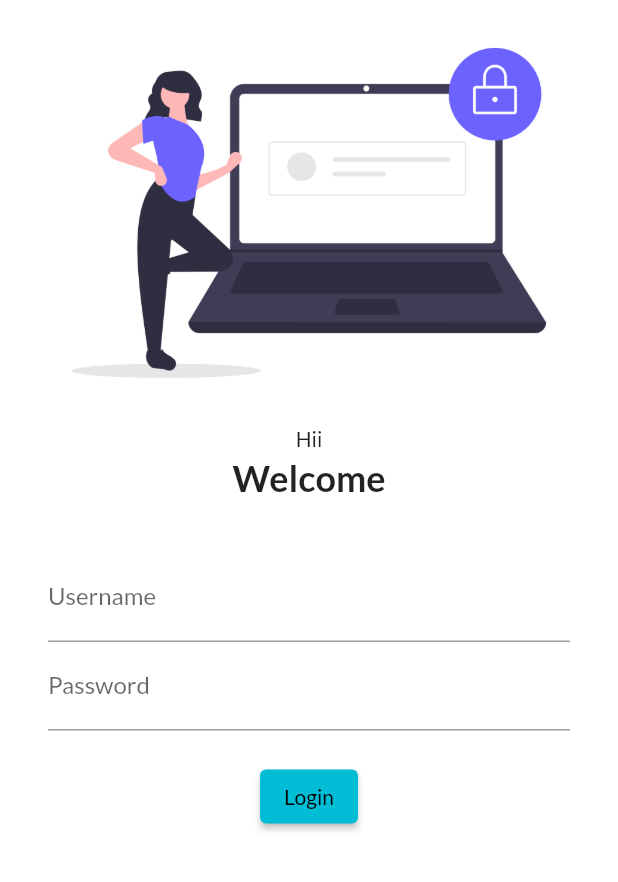
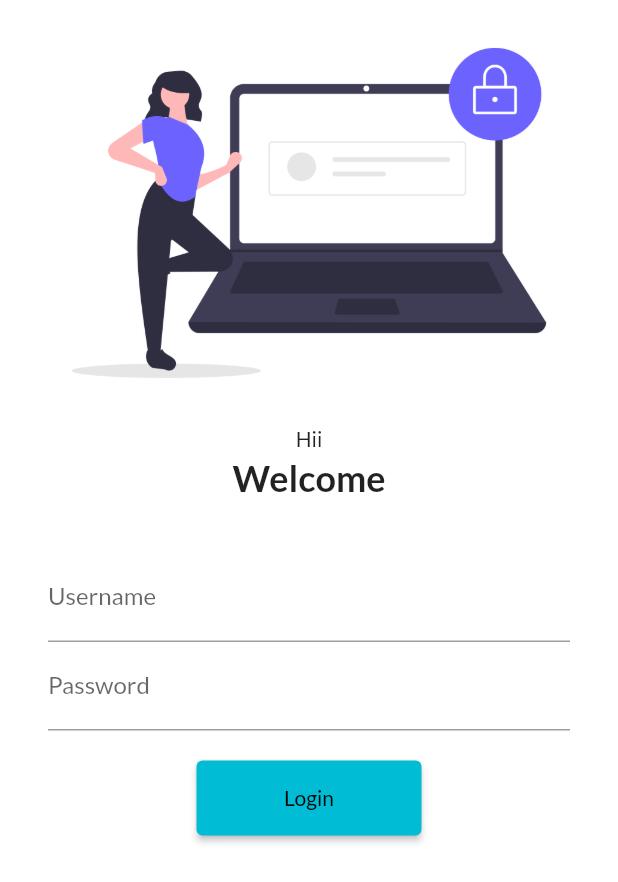
Before and after one commit to himanshujar/firstflutterproject, a Flutter app: the screen it shows after launch, on a phone screen of 412 x 824 dp. Shown: the top 882 px of the screen. Run offline on Flutter 3.47's test engine with Material 2 defaults, Android fonts, the phone set to English and light mode, and no system bars; our stand-ins replace google_fonts.

Commit message:
day5complete

```diff
--- a/lib/pages/login_page.dart
+++ b/lib/pages/login_page.dart
@@ -7,12 +7,13 @@ class LoginPage extends StatelessWidget {
   Widget build(BuildContext context) {
     return Material(
       color: Colors.white,
+      child: SingleChildScrollView(
               child: Column(
           children: [
             Image.asset(
               "assets/images/login_image.png",
               //scale:4
-            // height:200,
+              //height:500,
               // width:200,
               fit: BoxFit.cover,
             ),
@@ -52,7 +53,9 @@ class LoginPage extends StatelessWidget {
                   ),
                   ElevatedButton(
                     child: Text("Login"),
-                  style: TextButton.styleFrom(),
+
+                    style: TextButton.styleFrom(minimumSize:
+                    Size(150, 50)),
                     onPressed: () {
                       print("Hii Himanshu");
                     },
@@ -62,6 +65,7 @@ class LoginPage extends StatelessWidget {
             )
           ],
         ),
+      ),
     );
   }
 }
```
Lines whose indentation alone changed are shown as unchanged.
